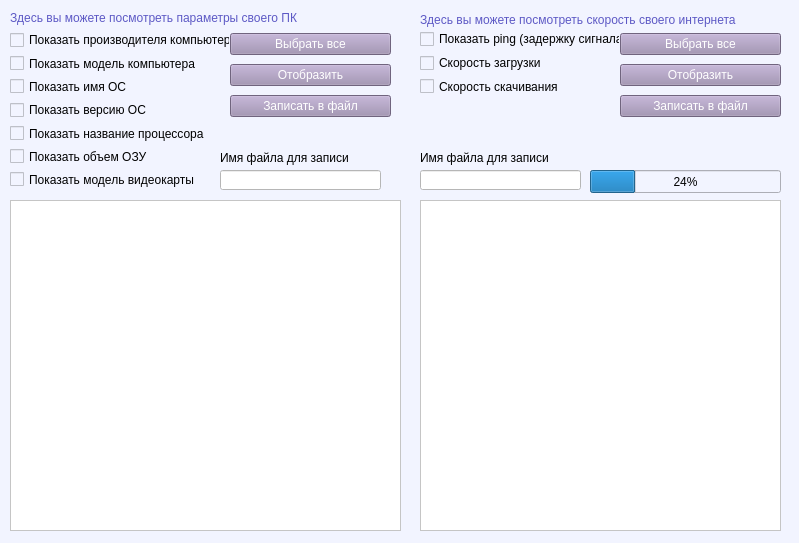
Qt form main_widget_design.ui (skypixie/PCUtil) before a commit.
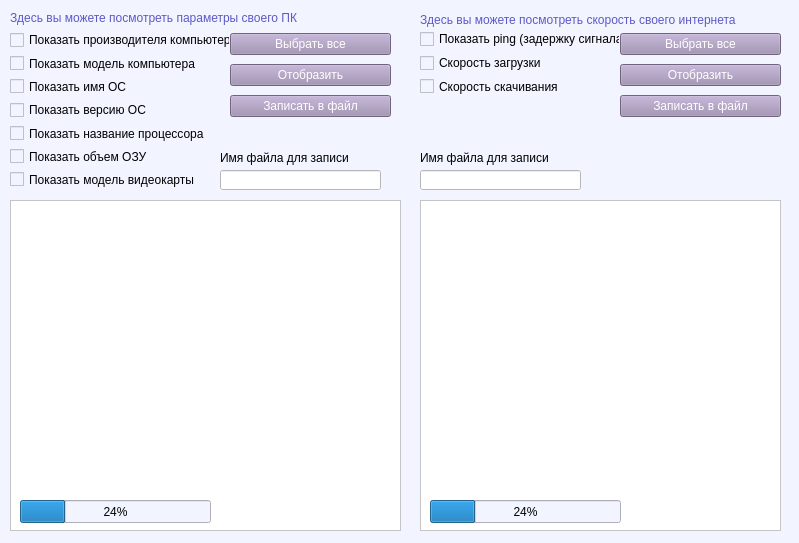
The same form after that commit.

Patch:
```diff
--- a/main_widget_design.ui
+++ b/main_widget_design.ui
@@ -385,8 +385,21 @@
   <widget class="QProgressBar" name="progressBar">
    <property name="geometry">
     <rect>
-     <x>590</x>
-     <y>170</y>
+     <x>430</x>
+     <y>500</y>
+     <width>191</width>
+     <height>23</height>
+    </rect>
+   </property>
+   <property name="value">
+    <number>24</number>
+   </property>
+  </widget>
+  <widget class="QProgressBar" name="hardware_progressBar">
+   <property name="geometry">
+    <rect>
+     <x>20</x>
+     <y>500</y>
      <width>191</width>
      <height>23</height>
     </rect>
```
Left out of the diff: 2 changed lines with no effect on the pictures.
